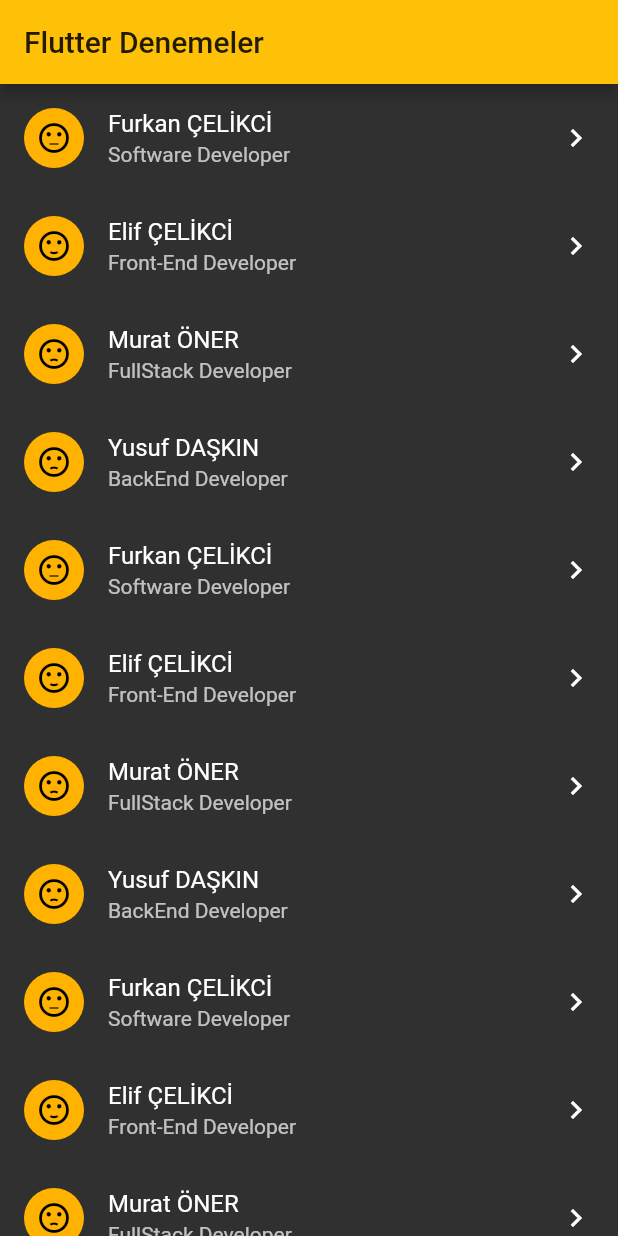
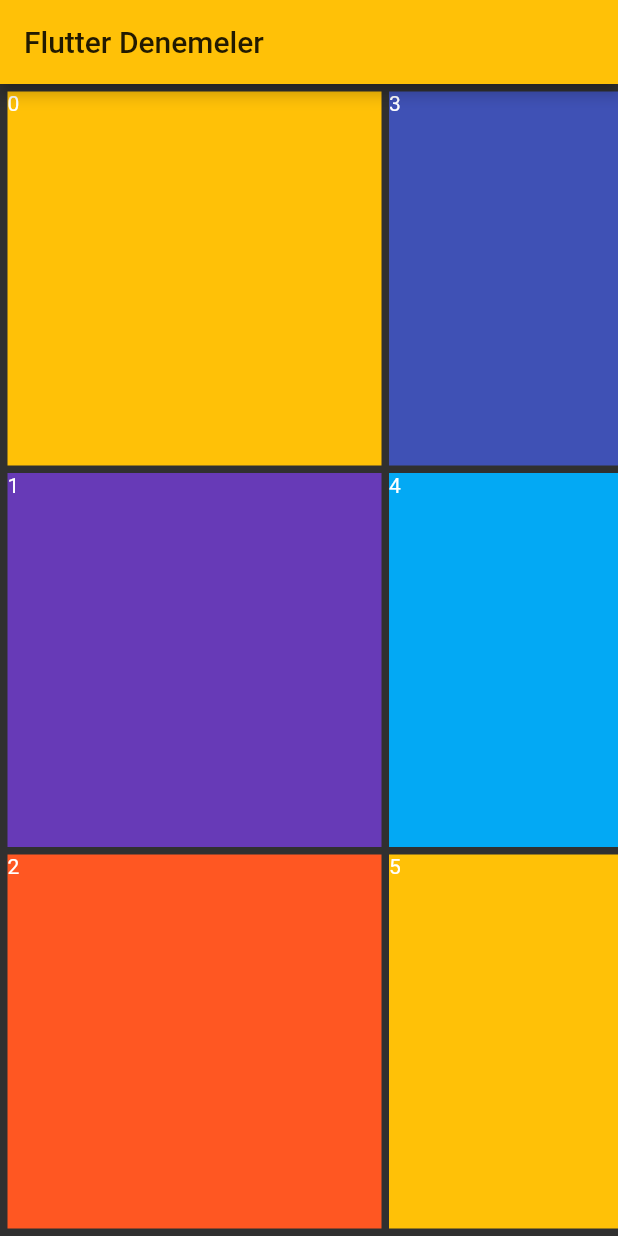
Before and after one commit to furkancelikci-rd/flutter-started, a Flutter app: the screen it shows after launch, on a phone screen of 412 x 824 dp. Run offline on Flutter 3.47's test engine with Material 2 defaults, Android fonts, the phone set to English and light mode, and no system bars; our stand-ins replace sqflite; accounts and stored records are empty.

Commit message:
using gridview

```diff
--- a/lib/screens/rowsColmuns.dart
+++ b/lib/screens/rowsColmuns.dart
@@ -8,8 +8,13 @@ class RowsAndColumns extends StatelessWidget {
     return Container(
         width: sizeX,
         height: sizeY,
-        child: ListView(
-          children: showContacts(),
+        child: GridView.count(
+          scrollDirection: Axis.horizontal, // scroolbar left -> right
+          crossAxisCount: 3,
+          children: createSquare(50),
+          mainAxisSpacing: 5.0,
+          crossAxisSpacing: 5.0,
+          padding: EdgeInsets.all(5),
         ));
   }
 }
@@ -26,7 +31,7 @@ List<Widget> createSquare(int numSquare) {
   List<Widget> squares = List<Widget>();
   while (i < numSquare) {
     Container square = Container(
-      color: colors[i],
+      color: colors[i % 5],
       width: 60,
       height: 60,
       child: Text(i.toString()),
@@ -121,8 +126,8 @@ List<Widget> showPizzaLayout(double sizeX, double sizeY) {
 
 List<Contact> buildContacts() {
   List<Contact> contacts = List<Contact>();
-  contacts.add(Contact(
-      'Furkan ÇELİKCİ', 'Software Developer', Icons.sentiment_neutral));
+  contacts.add(
+      Contact('Furkan ÇELİKCİ', 'Software Developer', Icons.sentiment_neutral));
   contacts.add(Contact(
       'Elif ÇELİKCİ', 'Front-End Developer', Icons.sentiment_satisfied));
   contacts.add(Contact(
```
